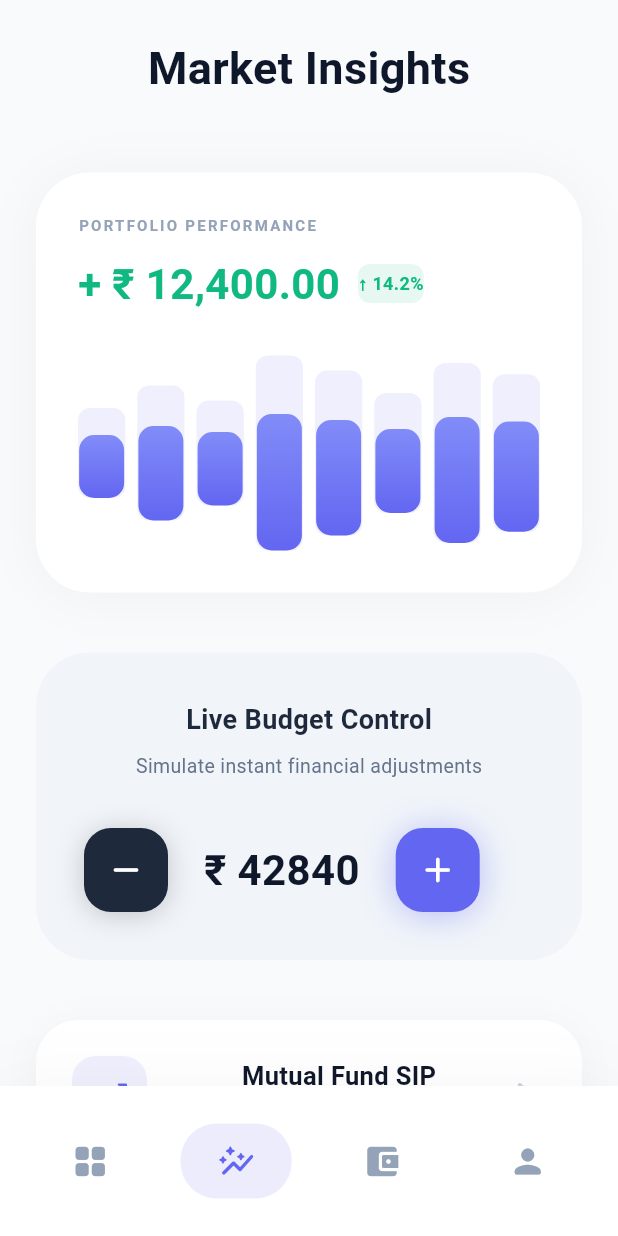
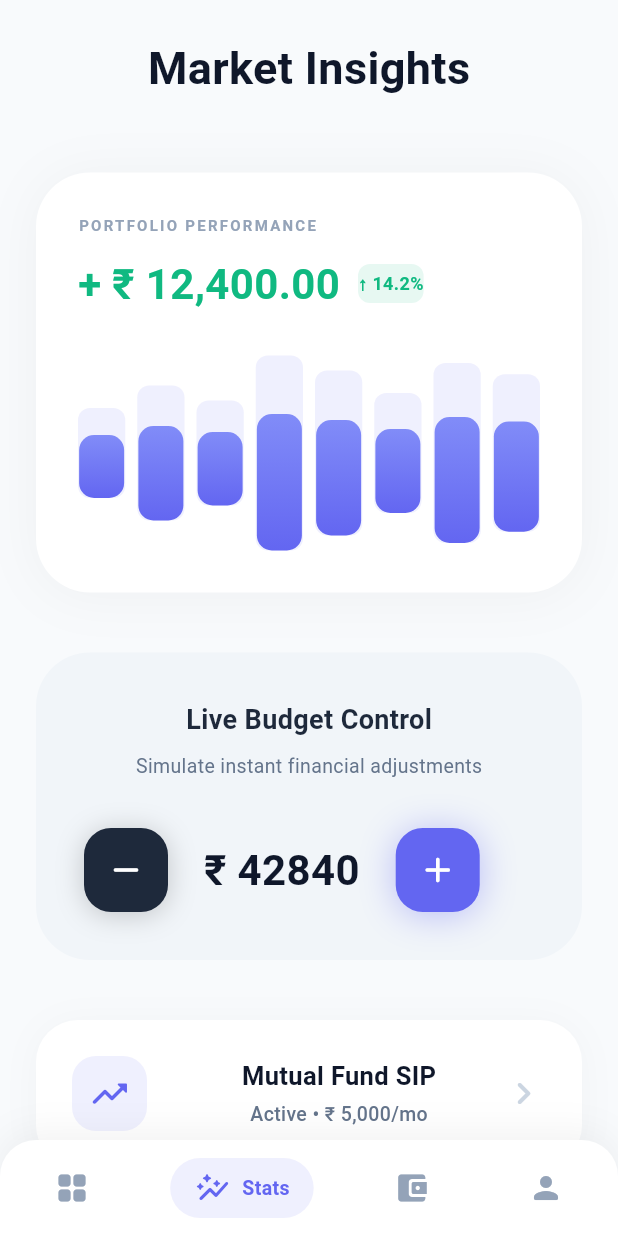
Before and after one commit to swaingithub/fluxy, a Flutter app: the screen it shows after launch, scrolled down 576 dp, after a tap on the "auto graph" icon, on a phone screen of 412 x 824 dp. Run offline on Flutter 3.47's test engine with Material 3 defaults, Android fonts, the phone set to English and light mode, and no system bars; our stand-ins replace flutter_secure_storage, shared_preferences.

Commit message:
Initialize Fluxy package with core widgets, devtools, and a comprehensive example application.

```diff
--- a/bin/fluxy.dart
+++ b/bin/fluxy.dart
@@ -4,7 +4,7 @@ import 'package:path/path.dart' as p;
 
 import 'package:fluxy/src/cli/cloud.dart';
 
-const String version = '0.0.9';
+const String version = '0.1.1';
 
 void main(List<String> arguments) async {
   final parser = ArgParser()
--- a/example/lib/fluxy_play.dart
+++ b/example/lib/fluxy_play.dart
@@ -1,4 +1,4 @@
-// ignore_for_file: deprecated_member_use
+// ignore_for_file: prefer_const_constructors, prefer_const_literals_to_create_immutables
 import 'package:flutter/material.dart';
 import 'package:fluxy/fluxy.dart';
 import 'marketplace_data.dart';
@@ -142,9 +142,9 @@ class PlayHomeScreen extends StatelessWidget {
         width: 100,
         margin: const EdgeInsets.only(right: 12),
         decoration: BoxDecoration(
-          color: color.withOpacity(0.1),
+          color: color.withValues(alpha: 0.1),
           borderRadius: BorderRadius.circular(16),
-          border: Border.all(color: color.withOpacity(0.3)),
+          border: Border.all(color: color.withValues(alpha: 0.3)),
         ),
         child: Column(
           mainAxisAlignment: MainAxisAlignment.center,
--- a/example/lib/main.dart
+++ b/example/lib/main.dart
@@ -1,4 +1,4 @@
-// ignore_for_file: deprecated_member_use, prefer_const_constructors, prefer_const_literals_to_create_immutables
+// ignore_for_file: prefer_const_constructors, prefer_const_literals_to_create_immutables
 import 'package:flutter/material.dart';
 import 'package:fluxy/fluxy.dart';
 
@@ -76,41 +76,17 @@ class _FluxyFintechAppState extends State<FluxyFintechApp> {
   }
 
   Widget _buildPremiumNav() {
-    return Fx.box(
-      child: Row(
-        mainAxisAlignment: MainAxisAlignment.spaceEvenly,
-        children: [
-          _navItem(Icons.grid_view_rounded, 0),
-          _navItem(Icons.auto_graph_rounded, 1),
-          _navItem(Icons.account_balance_wallet_rounded, 2),
-          _navItem(Icons.person_rounded, 3),
-        ],
-      ),
-    )
-    .height(100)
-    .background(Colors.white)
-    .shadow(color: Colors.black.withOpacity(0.04), blur: 40);
-  }
-
-  Widget _navItem(IconData icon, int index) {
-    final active = _activePage == index;
-    return GestureDetector(
-      onTap: () => setState(() => _activePage = index),
-      behavior: HitTestBehavior.opaque,
-      child: AnimatedContainer(
-        duration: const Duration(milliseconds: 350),
-        curve: Curves.easeOutQuart,
-        padding: const EdgeInsets.symmetric(horizontal: 24, vertical: 12),
-        decoration: BoxDecoration(
-          color: active ? const Color(0xFF6366F1).withOpacity(0.12) : Colors.transparent,
-          borderRadius: BorderRadius.circular(24),
-        ),
-        child: Icon(
-          icon,
-          color: active ? const Color(0xFF6366F1) : const Color(0xFF94A3B8),
-          size: 26
-        ),
-      ),
+    return FxBottomBar(
+      currentIndex: _activePage,
+      onTap: (i) => setState(() => _activePage = i),
+      activeColor: const Color(0xFF6366F1),
+      baseColor: const Color(0xFF94A3B8),
+      items: const [
+        FxBottomBarItem(icon: Icons.grid_view_rounded, label: "Home"),
+        FxBottomBarItem(icon: Icons.auto_graph_rounded, label: "Stats"),
+        FxBottomBarItem(icon: Icons.account_balance_wallet_rounded, label: "Wallet"),
+        FxBottomBarItem(icon: Icons.person_rounded, label: "Profile"),
+      ],
     );
   }
 }
@@ -142,7 +118,7 @@ class WalletDashboard extends StatelessWidget {
                   shape: FxAvatarShape.rounded,
                   onTap: () => Fx.toast(context, "Profile tapped"),
                 ).shadow(
-                  color: const Color(0xFF6366F1).withOpacity(0.3),
+                  color: const Color(0xFF6366F1).withValues(alpha: 0.3),
                   blur: 20
                 ),
               ],
@@ -160,7 +136,7 @@ class WalletDashboard extends StatelessWidget {
                       const Spacer(),
                       Fx.box(
                         child: const Icon(Icons.nfc_rounded, color: Colors.white, size: 20)
-                      ).size(36, 36).background(Colors.white.withOpacity(0.1)).borderRadius(10).center(),
+                      ).size(36, 36).background(Colors.white.withValues(alpha: 0.1)).borderRadius(10).center(),
                     ],
                   ),
                   const SizedBox(height: 12),
@@ -182,7 +158,7 @@ class WalletDashboard extends StatelessWidget {
             .background(const Color(0xFF1E293B))
             .borderRadius(36)
             .padding(24) // Reduced from 32
-            .shadow(color: const Color(0xFF000000).withOpacity(0.15), blur: 40),
+            .shadow(color: const Color(0xFF000000).withValues(alpha: 0.15), blur: 40),
 
             const SizedBox(height: 36),
 
@@ -319,7 +295,7 @@ class WalletDashboard extends StatelessWidget {
       children: [
         Fx.box(
           child: Icon(icon, color: color, size: 28)
-        ).size(68, 68).background(Colors.white).borderRadius(22).shadow(color: Colors.black.withOpacity(0.03), blur: 15).center().pointer(),
+        ).size(68, 68).background(Colors.white).borderRadius(22).shadow(color: Colors.black.withValues(alpha: 0.03), blur: 15).center().pointer(),
         Fx.text(label).fontSize(13).bold().color(const Color(0xFF64748B)),
       ],
     ).expand();
@@ -332,7 +308,7 @@ class WalletDashboard extends StatelessWidget {
             children: [
               Fx.box(
                 child: Icon(icon, color: col, size: 26)
-              ).size(54, 54).background(col.withOpacity(0.12)).borderRadius(18).center(),
+              ).size(54, 54).background(col.withValues(alpha: 0.12)).borderRadius(18).center(),
               const SizedBox(width: 18),
               Fx.column(
                 gap: 4,
@@ -351,7 +327,7 @@ class WalletDashboard extends StatelessWidget {
         .background(Colors.white)
         .borderRadius(28)
         .padding(18)
-        .shadow(color: Colors.black.withOpacity(0.02), blur: 10).mb(12);
+        .shadow(color: Colors.black.withValues(alpha: 0.02), blur: 10).mb(12);
   }
 }
 
@@ -444,7 +420,7 @@ class PortfolioStats extends StatelessWidget {
                       const SizedBox(width: 12),
                       Fx.box(
                         child: Fx.text("↑ 14.2%").color(const Color(0xFF10B981)).fontSize(12).bold()
-                      ).background(const Color(0xFF10B981).withOpacity(0.1)).borderRadius(8).paddingX(8).paddingY(4),
+                      ).background(const Color(0xFF10B981).withValues(alpha: 0.1)).borderRadius(8).paddingX(8).paddingY(4),
                     ],
                   ),
                   const Spacer(),
@@ -462,7 +438,7 @@ class PortfolioStats extends StatelessWidget {
             .background(Colors.white)
             .borderRadius(36)
             .padding(28)
-            .shadow(color: Colors.black.withOpacity(0.04), blur: 30),
+            .shadow(color: Colors.black.withValues(alpha: 0.04), blur: 30),
 
             const SizedBox(height: 40),
 
@@ -480,14 +456,14 @@ class PortfolioStats extends StatelessWidget {
                       Fx.box(
                         onTap: () => balance.value -= 500,
                         child: const Icon(Icons.remove_rounded, color: Colors.white, size: 28),
-                      ).background(const Color(0xFF1E293B)).size(56, 56).borderRadius(18).shadow(color: Colors.black.withOpacity(0.2), blur: 15).pointer(),
+                      ).background(const Color(0xFF1E293B)).size(56, 56).borderRadius(18).shadow(color: Colors.black.withValues(alpha: 0.2), blur: 15).pointer(),
 
                       Fx.text(() => "₹ ${balance.value.toInt()}").fontSize(28).bold().color(const Color(0xFF0F172A)),
 
                       Fx.box(
                         onTap: () => balance.value += 500,
                         child: const Icon(Icons.add_rounded, color: Colors.white, size: 28),
-                      ).background(const Color(0xFF6366F1)).size(56, 56).borderRadius(18).shadow(color: const Color(0xFF6366F1).withOpacity(0.4), blur: 20).pointer(),
+                      ).background(const Color(0xFF6366F1)).size(56, 56).borderRadius(18).shadow(color: const Color(0xFF6366F1).withValues(alpha: 0.4), blur: 20).pointer(),
                     ],
                   ).center(),
                 ],
@@ -516,7 +492,7 @@ class PortfolioStats extends StatelessWidget {
         )
     )
     .height(height)
-    .background(const Color(0xFF6366F1).withOpacity(0.1))
+    .background(const Color(0xFF6366F1).withValues(alpha: 0.1))
     .borderRadius(8)
     .expand();
   }
@@ -527,7 +503,7 @@ class PortfolioStats extends StatelessWidget {
         children: [
           Fx.box(
             child: Icon(icon, color: accent, size: 28)
-          ).size(50, 50).background(accent.withOpacity(0.1)).borderRadius(16).center(),
+          ).size(50, 50).background(accent.withValues(alpha: 0.1)).borderRadius(16).center(),
           const SizedBox(width: 20),
           Fx.column(
             gap: 4,
@@ -543,7 +519,7 @@ class PortfolioStats extends StatelessWidget {
     .background(Colors.white)
     .borderRadius(28)
     .padding(24)
-    .shadow(color: Colors.black.withOpacity(0.03), blur: 20);
+    .shadow(color: Colors.black.withValues(alpha: 0.03), blur: 20);
   }
 }
 
--- a/lib/fluxy.dart
+++ b/lib/fluxy.dart
@@ -158,8 +158,7 @@ class FluxyApp extends StatelessWidget {
                    Text(
                      details.exception.toString(),
                      textAlign: TextAlign.center,
-                      // ignore: deprecated_member_use
-                      style: TextStyle(color: Colors.redAccent.withOpacity(0.9), fontSize: 12, fontFamily: 'monospace'),
+                       style: TextStyle(color: Colors.redAccent.withValues(alpha: 0.9), fontSize: 12, fontFamily: 'monospace'),
                    ),
                    if (!kReleaseMode) ...[
                      const SizedBox(height: 16),
@@ -167,8 +166,7 @@ class FluxyApp extends StatelessWidget {
                        child: SingleChildScrollView(
                          child: Text(
                            details.stack.toString(),
-                            // ignore: deprecated_member_use
-                            style: TextStyle(color: Colors.white.withOpacity(0.5), fontSize: 10, fontFamily: 'monospace'),
+                             style: TextStyle(color: Colors.white.withValues(alpha: 0.5), fontSize: 10, fontFamily: 'monospace'),
                          ),
                        ),
                      ),
--- a/lib/src/devtools/fluxy_devtools.dart
+++ b/lib/src/devtools/fluxy_devtools.dart
@@ -1,4 +1,3 @@
-// ignore_for_file: deprecated_member_use
 import 'package:flutter/material.dart';
 import 'dart:async';
 import '../reactive/signal.dart';
@@ -81,7 +80,7 @@ class _FluxyDevToolsState extends State<FluxyDevTools> {
 
   Widget _buildOverlay() {
     return Material(
-      color: Colors.black.withOpacity(0.9),
+      color: Colors.black.withValues(alpha: 0.9),
       child: SafeArea(
         child: Column(
           children: [
@@ -170,9 +169,9 @@ class _FluxyDevToolsState extends State<FluxyDevTools> {
           margin: const EdgeInsets.only(bottom: 8),
           padding: const EdgeInsets.all(12),
           decoration: BoxDecoration(
-            color: Colors.white.withOpacity(0.05),
+            color: Colors.white.withValues(alpha: 0.05),
             borderRadius: BorderRadius.circular(8),
-            border: Border.all(color: isComputed ? Colors.purpleAccent.withOpacity(0.3) : Colors.blueAccent.withOpacity(0.3)),
+            border: Border.all(color: isComputed ? Colors.purpleAccent.withValues(alpha: 0.3) : Colors.blueAccent.withValues(alpha: 0.3)),
           ),
           child: Column(
             crossAxisAlignment: CrossAxisAlignment.start,
@@ -190,7 +189,7 @@ class _FluxyDevToolsState extends State<FluxyDevTools> {
                   Container(
                     padding: const EdgeInsets.symmetric(horizontal: 6, vertical: 2),
                     decoration: BoxDecoration(
-                      color: (isComputed ? Colors.purple : Colors.blue).withOpacity(0.2),
+                      color: (isComputed ? Colors.purple : Colors.blue).withValues(alpha: 0.2),
                       borderRadius: BorderRadius.circular(4),
                     ),
                     child: Text(
--- a/lib/src/widgets/bottom_bar.dart
+++ b/lib/src/widgets/bottom_bar.dart
@@ -32,7 +32,7 @@ class FxBottomBar extends StatelessWidget {
         padding: const EdgeInsets.symmetric(horizontal: 24, vertical: 12),
         backgroundColor: Colors.white,
         borderRadius: const BorderRadius.vertical(top: Radius.circular(24)),
-        shadows: [BoxShadow(color: Colors.black.withOpacity(0.05), blurRadius: 20, offset: const Offset(0, -5))],
+        shadows: [BoxShadow(color: Colors.black.withValues(alpha: 0.05), blurRadius: 20, offset: const Offset(0, -5))],
       ),
       child: Row(
         mainAxisAlignment: MainAxisAlignment.spaceBetween,
@@ -51,7 +51,7 @@ class FxBottomBar extends StatelessWidget {
                   ? const EdgeInsets.symmetric(horizontal: 16, vertical: 8)
                   : const EdgeInsets.symmetric(horizontal: 12, vertical: 8),
               decoration: BoxDecoration(
-                color: isActive ? effectiveActive.withOpacity(0.1) : Colors.transparent,
+                color: isActive ? effectiveActive.withValues(alpha: 0.1) : Colors.transparent,
                 borderRadius: BorderRadius.circular(100),
               ),
               child: Row(
--- a/lib/src/widgets/button.dart
+++ b/lib/src/widgets/button.dart
@@ -3,7 +3,6 @@ import 'package:flutter/material.dart';
 import '../styles/style.dart';
 import '../styles/tokens.dart';
 import '../dsl/fx.dart';
-import '../dsl/modifiers.dart';
 
 enum FxButtonVariant { primary, secondary, text }
 enum FxButtonSize { sm, md, lg }
@@ -103,7 +102,7 @@ class FxButton extends StatelessWidget {
 
     // Outline Logic
     if (isOutline) {
-      borderColor = (variant == FxButtonVariant.text) ?  primaryColor : (bgColor ?? primaryColor);
+      borderColor = (variant == FxButtonVariant.text) ?  primaryColor : bgColor;
       textColor = borderColor;
       bgColor = Colors.transparent;
     }
--- a/lib/src/widgets/dropdown.dart
+++ b/lib/src/widgets/dropdown.dart
@@ -137,10 +137,10 @@ class _FxDropdownState<T> extends State<FxDropdown<T>> with SingleTickerProvider
                         final isSelected = item == _currentValue;
                         return InkWell(
                           onTap: () => _handleSelect(item),
-                          hoverColor: Colors.grey.withOpacity(0.05),
+                          hoverColor: Colors.grey.withValues(alpha: 0.05),
                           child: Container(
                             padding: const EdgeInsets.symmetric(horizontal: 12, vertical: 10),
-                            color: isSelected ? Colors.blue.withOpacity(0.08) : Colors.transparent,
+                            color: isSelected ? Colors.blue.withValues(alpha: 0.08) : Colors.transparent,
                             child: widget.itemBuilder != null
                               ? widget.itemBuilder!(item)
                               : Text(
```
Also changed, not shown: 1 other file.
